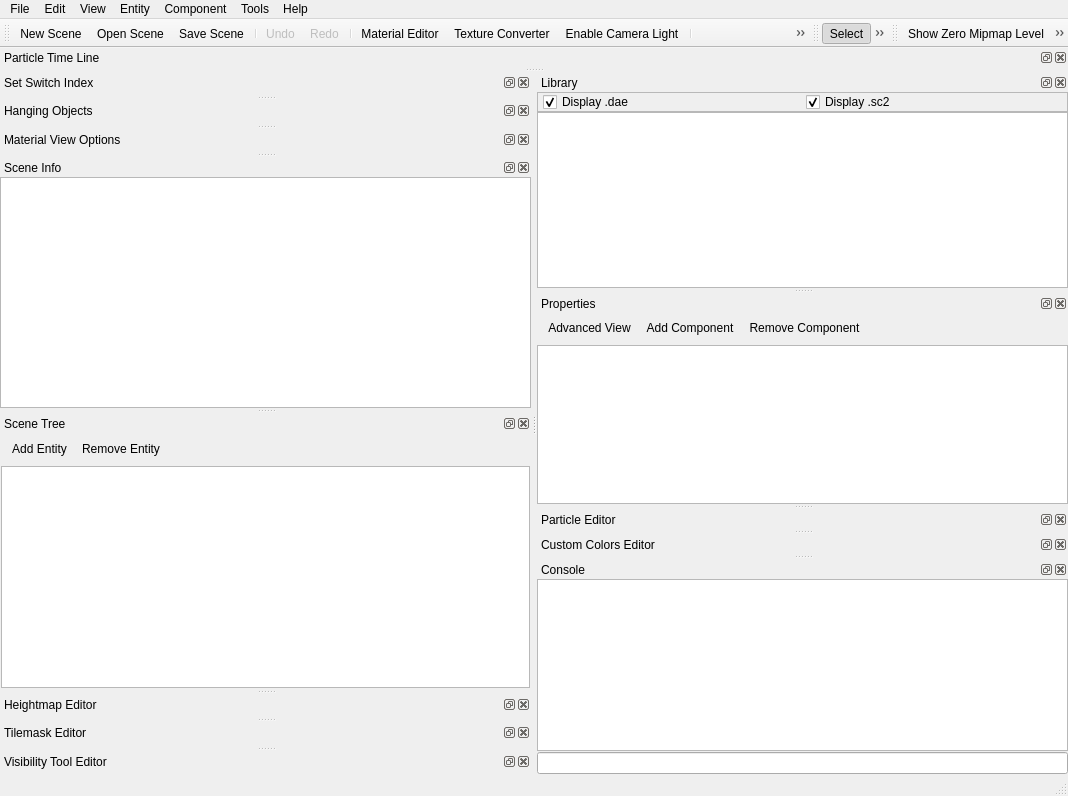
Old version of the form Tools/ResourceEditor/DataQt/mainwindow.ui in the repository xaoctech/dava.engine.
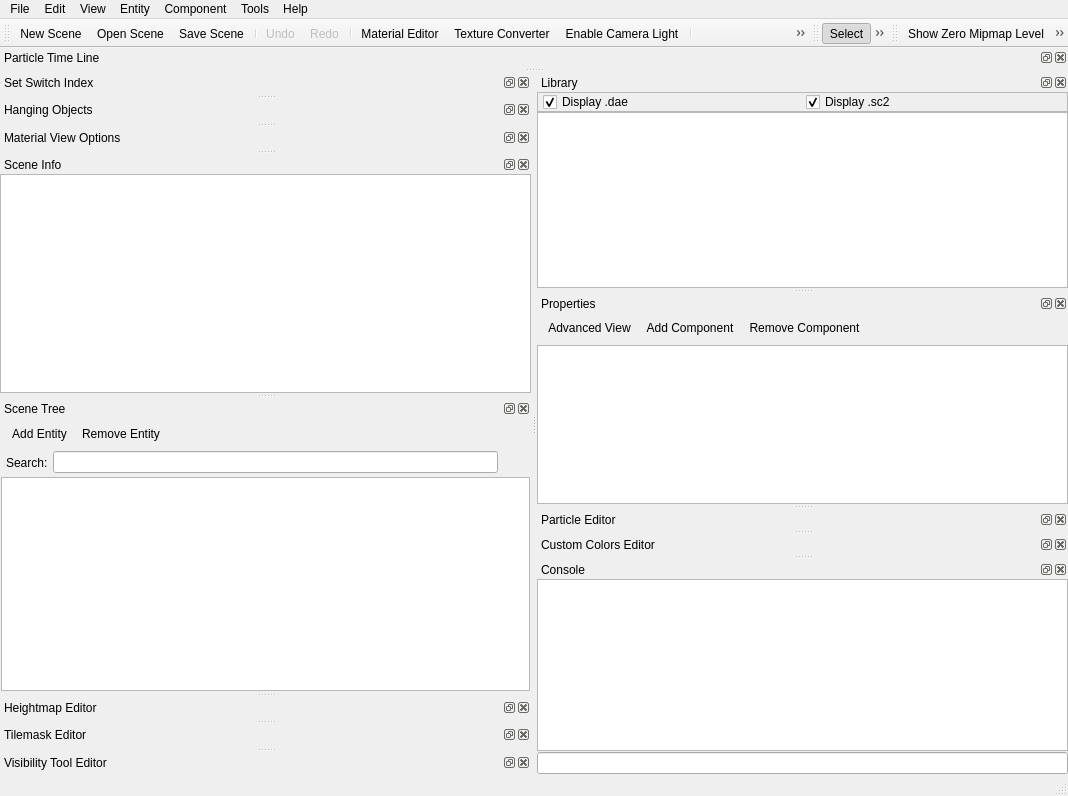
New version of the form. Icons and pictures are not drawn. Custom widgets are drawn as their Qt base class.

Commit message: [DF-1346] Added filtering into scene tree

What changed in the file:
```diff
--- a/Tools/ResourceEditor/DataQt/mainwindow.ui
+++ b/Tools/ResourceEditor/DataQt/mainwindow.ui
@@ -660,6 +660,51 @@
        <addaction name="actionRemoveEntity"/>
       </widget>
      </item>
+     <item>
+      <widget class="QWidget" name="widget_5" native="true">
+       <layout class="QHBoxLayout" name="horizontalLayout">
+        <property name="spacing">
+         <number>5</number>
+        </property>
+        <property name="leftMargin">
+         <number>5</number>
+        </property>
+        <property name="topMargin">
+         <number>0</number>
+        </property>
+        <property name="rightMargin">
+         <number>3</number>
+        </property>
+        <property name="bottomMargin">
+         <number>0</number>
+        </property>
+        <item>
+         <widget class="QLabel" name="label">
+          <property name="text">
+           <string>Search:</string>
+          </property>
+         </widget>
+        </item>
+        <item>
+         <widget class="QLineEdit" name="sceneTreeFilterEdit"/>
+        </item>
+        <item>
+         <widget class="QToolButton" name="sceneTreeFilterClear">
+          <property name="text">
+           <string/>
+          </property>
+          <property name="icon">
+           <iconset resource="QtIcons.qrc">
+            <normaloff>:/QtIconsTextureDialog/editclear.png</normaloff>:/QtIconsTextureDialog/editclear.png</iconset>
+          </property>
+          <property name="autoRaise">
+           <bool>true</bool>
+          </property>
+         </widget>
+        </item>
+       </layout>
+      </widget>
+     </item>
      <item>
       <widget class="SceneTree" name="sceneTree">
        <property name="editTriggers">
```
Left out of the diff: 2 changed lines with no effect on the pictures. The commit also changes 9 other files.
